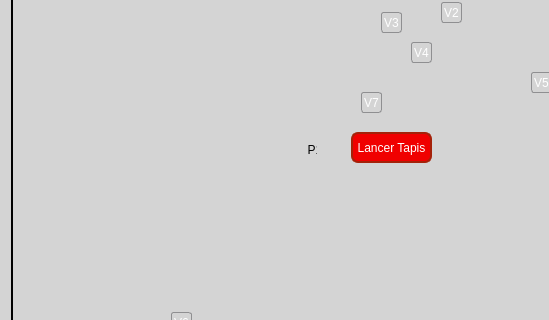
First picture: the form in mainwindow.ui, repository CalmettesT/Projet-BTS, before the edit; both pictures show x 0 to 549 and y 146 to 466 of the 893 by 675 pixel window.
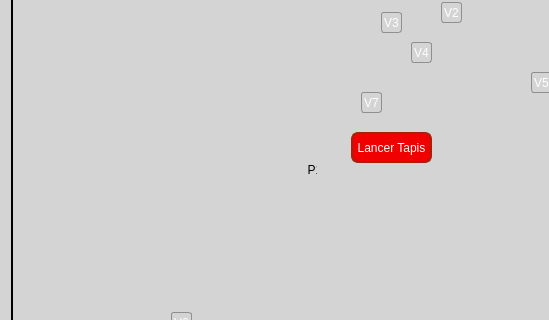
Second picture: the form after the edit. Icons and pictures are not drawn. Custom widgets are drawn as their Qt base class.

```diff
--- a/mainwindow.ui
+++ b/mainwindow.ui
@@ -540,7 +540,7 @@
          <property name="geometry">
           <rect>
            <x>290</x>
-           <y>240</y>
+           <y>260</y>
            <width>16</width>
            <height>16</height>
           </rect>
```
